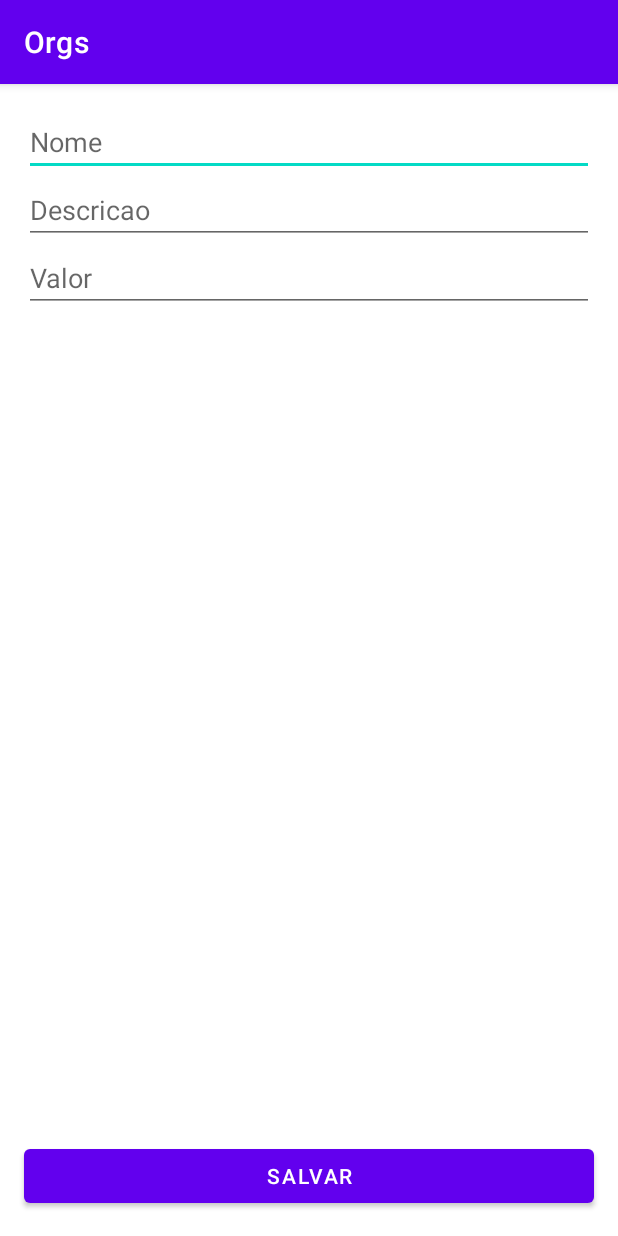
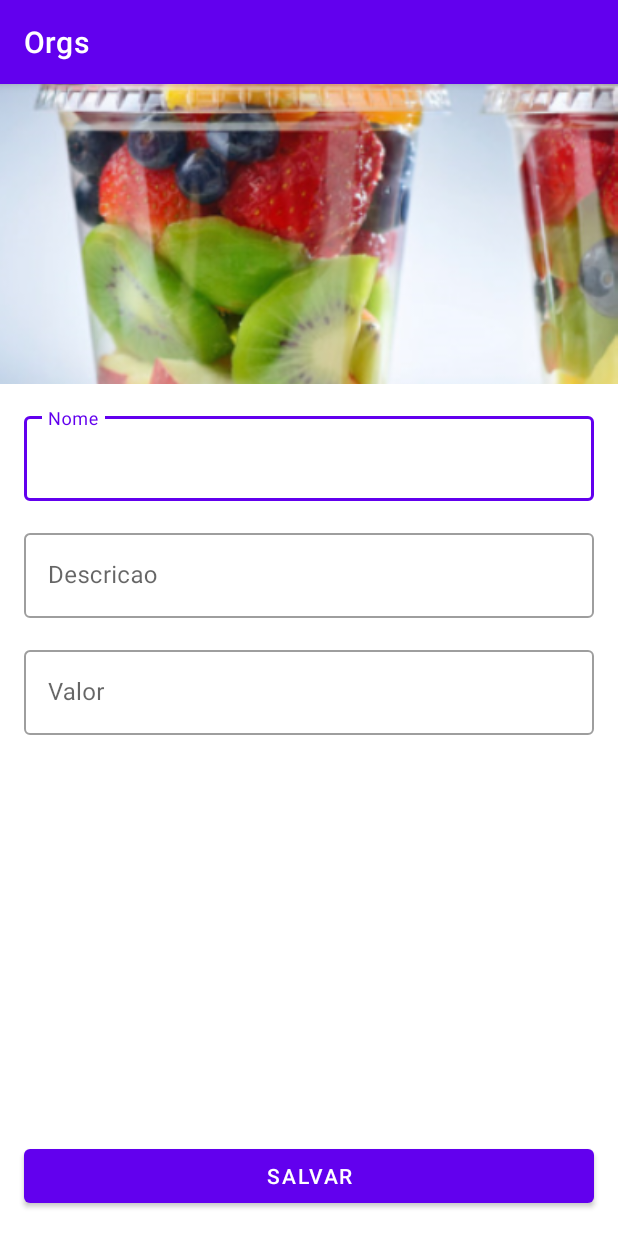
Before and after one commit to AlinyKelly/Orgs, an Android app: the FormularioProdutoActivity screen opened directly, with no data from a screen before it, on a phone screen of 412 x 824 dp. Run offline under Robolectric (Android 15) with nearby library versions, the light colour scheme and no system bars.

Commit message:
Alterados os campos EditText para TextInputLayout no formulario de cadastro

```diff
--- a/app/src/main/res/layout/activity_formulario_produto.xml
+++ b/app/src/main/res/layout/activity_formulario_produto.xml
@@ -11,36 +11,66 @@
         android:layout_height="wrap_content"
         tools:context=".ui.activity.FormularioProdutoActivity">
 
-        <EditText
-            android:id="@+id/activity_formulario_produto_nome"
+        <ImageView
+            android:id="@+id/activity_formulario_produto_imagem"
+            android:layout_width="0dp"
+            android:layout_height="200dp"
+            android:scaleType="centerCrop"
+            app:layout_constraintEnd_toEndOf="parent"
+            app:layout_constraintStart_toStartOf="parent"
+            app:layout_constraintTop_toTopOf="parent"
+            app:srcCompat="@drawable/produto_1" />
+
+        <com.google.android.material.textfield.TextInputLayout
+            android:id="@+id/form_produto_textinputlayout_nome"
+            style="@style/Widget.MaterialComponents.TextInputLayout.OutlinedBox"
             android:layout_width="0dp"
             android:layout_height="wrap_content"
             android:layout_margin="16dp"
-            android:hint="Nome"
-            android:inputType="text"
             app:layout_constraintEnd_toEndOf="parent"
             app:layout_constraintStart_toStartOf="parent"
-            app:layout_constraintTop_toTopOf="parent" />
+            app:layout_constraintTop_toBottomOf="@id/activity_formulario_produto_imagem">
 
-        <EditText
-            android:id="@+id/activity_formulario_produto_descricao"
+            <com.google.android.material.textfield.TextInputEditText
+                android:id="@+id/activity_formulario_produto_nome"
+                android:layout_width="match_parent"
+                android:layout_height="wrap_content"
+                android:hint="Nome" />
+        </com.google.android.material.textfield.TextInputLayout>
+
+        <com.google.android.material.textfield.TextInputLayout
+            android:id="@+id/form_produto_textinputlayout_descricao"
+            style="@style/Widget.MaterialComponents.TextInputLayout.OutlinedBox"
             android:layout_width="0dp"
             android:layout_height="wrap_content"
-            android:hint="Descricao"
-            android:inputType="text"
-            app:layout_constraintEnd_toEndOf="@id/activity_formulario_produto_nome"
-            app:layout_constraintStart_toStartOf="@id/activity_formulario_produto_nome"
-            app:layout_constraintTop_toBottomOf="@id/activity_formulario_produto_nome" />
+            android:layout_margin="16dp"
+            app:layout_constraintEnd_toEndOf="parent"
+            app:layout_constraintStart_toStartOf="parent"
+            app:layout_constraintTop_toBottomOf="@id/form_produto_textinputlayout_nome">
 
-        <EditText
-            android:id="@+id/activity_formulario_produto_valor"
+            <com.google.android.material.textfield.TextInputEditText
+                android:id="@+id/activity_formulario_produto_descricao"
+                android:layout_width="match_parent"
+                android:layout_height="wrap_content"
+                android:hint="Descricao" />
+        </com.google.android.material.textfield.TextInputLayout>
+
+        <com.google.android.material.textfield.TextInputLayout
+            android:id="@+id/form_produto_textinputlayout_valor"
+            style="@style/Widget.MaterialComponents.TextInputLayout.OutlinedBox"
             android:layout_width="0dp"
             android:layout_height="wrap_content"
-            android:hint="Valor"
-            android:inputType="numberDecimal"
-            app:layout_constraintEnd_toEndOf="@id/activity_formulario_produto_descricao"
-            app:layout_constraintStart_toStartOf="@id/activity_formulario_produto_descricao"
-            app:layout_constraintTop_toBottomOf="@id/activity_formulario_produto_descricao" />
+            android:layout_margin="16dp"
+            app:layout_constraintEnd_toEndOf="parent"
+            app:layout_constraintStart_toStartOf="parent"
+            app:layout_constraintTop_toBottomOf="@id/form_produto_textinputlayout_descricao">
+
+            <com.google.android.material.textfield.TextInputEditText
+                android:id="@+id/activity_formulario_produto_valor"
+                android:layout_width="match_parent"
+                android:layout_height="wrap_content"
+                android:hint="Valor" />
+        </com.google.android.material.textfield.TextInputLayout>
 
         <Button
             android:id="@+id/activity_formulario_produto_botao_salvar"
@@ -52,7 +82,7 @@
             app:layout_constraintBottom_toBottomOf="parent"
             app:layout_constraintEnd_toEndOf="parent"
             app:layout_constraintStart_toStartOf="parent"
-            app:layout_constraintTop_toBottomOf="@+id/activity_formulario_produto_valor" />
+            app:layout_constraintTop_toBottomOf="@id/form_produto_textinputlayout_valor" />
 
     </androidx.constraintlayout.widget.ConstraintLayout>
 </ScrollView>
```
